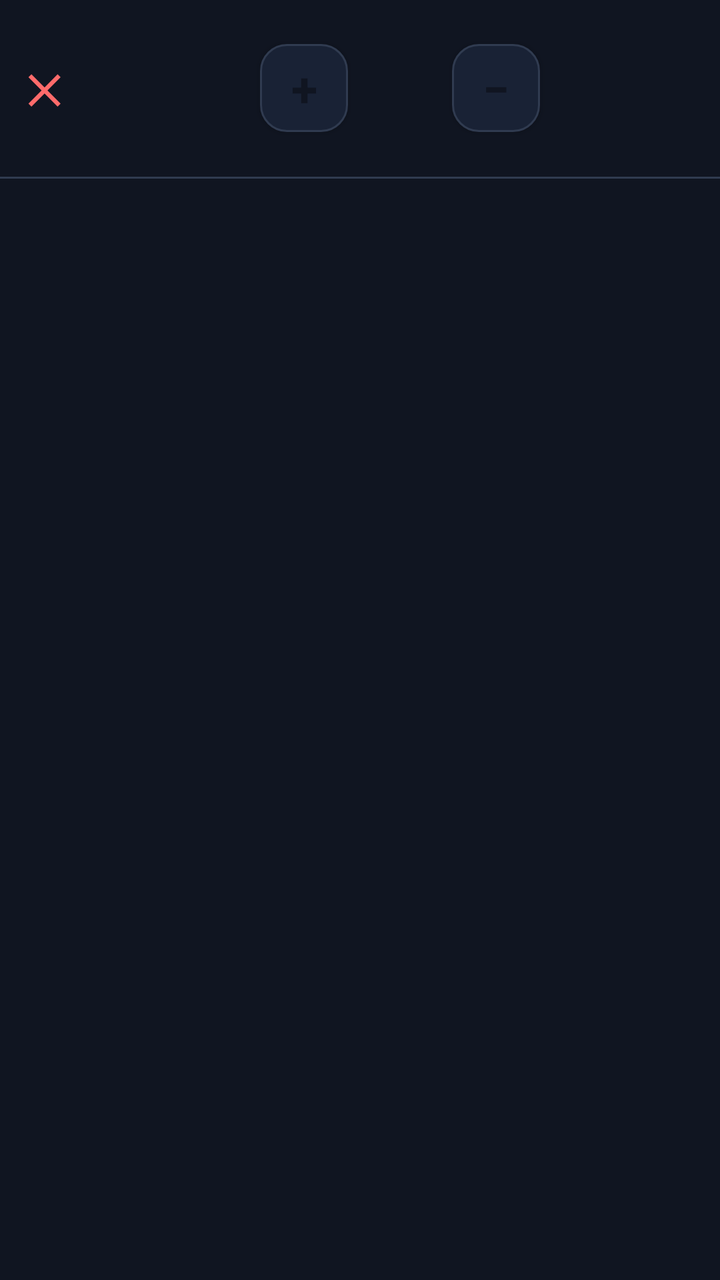
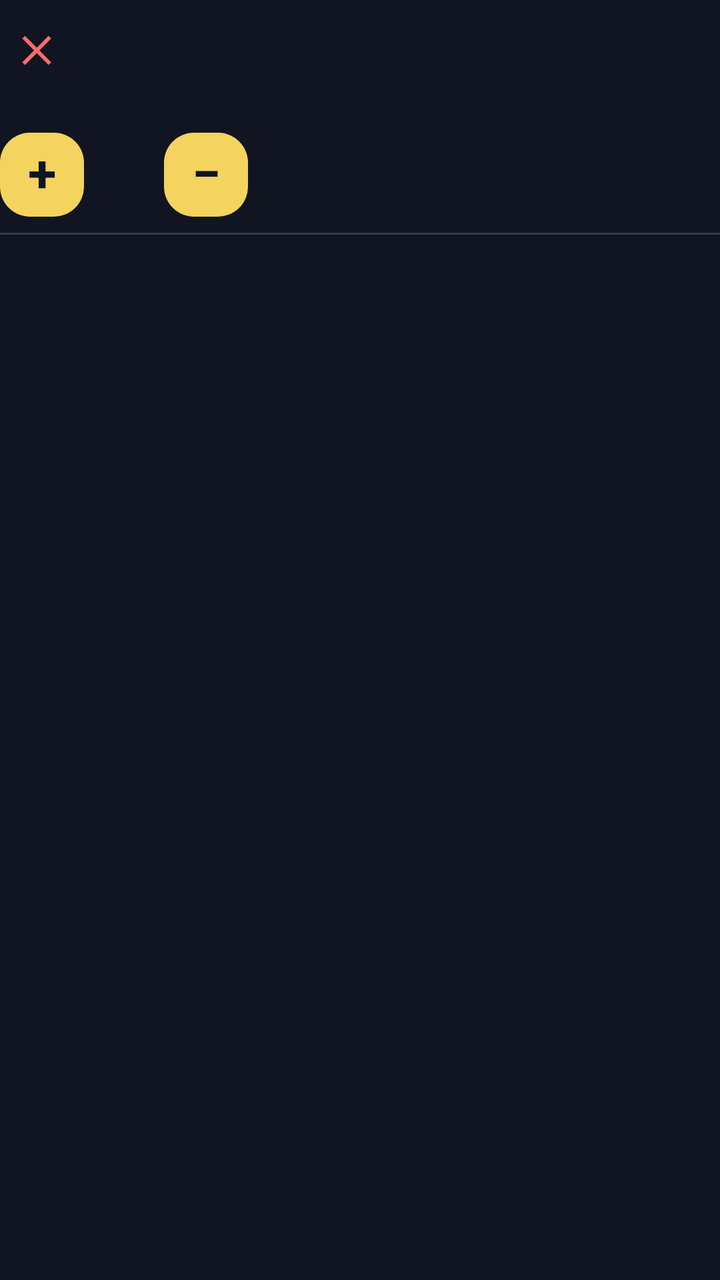

An Android layout rendered at two revisions. The XML below is the earlier revision; the diff shows what the commit changed to produce the second picture.
<!-- AndroidManifest.xml: application theme Theme.Haji -->
<!-- res/layout/item_order_line.xml -->
<?xml version="1.0" encoding="utf-8"?>
<LinearLayout xmlns:android="http://schemas.android.com/apk/res/android"
    android:layout_width="match_parent"
    android:layout_height="wrap_content"
    android:orientation="vertical">

    <LinearLayout
        android:layout_width="match_parent"
        android:layout_height="wrap_content"
        android:gravity="center_vertical"
        android:orientation="horizontal"
        android:paddingTop="8dp"
        android:paddingBottom="8dp">

        <LinearLayout
            android:layout_width="0dp"
            android:layout_height="wrap_content"
            android:layout_weight="1"
            android:orientation="vertical">

            <TextView
                android:id="@+id/tvLineName"
                android:layout_width="wrap_content"
                android:layout_height="wrap_content"
                android:textColor="@color/text_primary"
                android:textSize="17sp"
                android:textStyle="bold" />

            <TextView
                android:id="@+id/tvLineUnit"
                android:layout_width="wrap_content"
                android:layout_height="wrap_content"
                android:textColor="@color/text_secondary"
                android:textSize="13sp" />

            <TextView
                android:id="@+id/tvLineNote"
                android:layout_width="wrap_content"
                android:layout_height="wrap_content"
                android:background="?android:attr/selectableItemBackground"
                android:clickable="true"
                android:focusable="true"
                android:minHeight="32dp"
                android:gravity="center_vertical"
                android:textSize="13sp" />
        </LinearLayout>

        <TextView
            android:id="@+id/btnMinus"
            style="@style/Haji.Button.Secondary"
            android:layout_width="44dp"
            android:layout_height="44dp"
            android:minHeight="44dp"
            android:paddingStart="0dp"
            android:paddingEnd="0dp"
            android:text="−"
            android:textSize="24sp" />

        <TextView
            android:id="@+id/tvQty"
            android:layout_width="52dp"
            android:layout_height="wrap_content"
            android:gravity="center"
            android:textColor="@color/text_primary"
            android:textSize="19sp"
            android:textStyle="bold" />

        <TextView
            android:id="@+id/btnPlus"
            style="@style/Haji.Button.Secondary"
            android:layout_width="44dp"
            android:layout_height="44dp"
            android:minHeight="44dp"
            android:paddingStart="0dp"
            android:paddingEnd="0dp"
            android:text="+"
            android:textSize="24sp" />

        <TextView
            android:id="@+id/tvLineTotal"
            android:layout_width="86dp"
            android:layout_height="wrap_content"
            android:gravity="center"
            android:textColor="@color/text_primary"
            android:textSize="16sp"
            android:textStyle="bold" />

        <TextView
            android:id="@+id/btnDelete"
            android:layout_width="44dp"
            android:layout_height="44dp"
            android:background="?android:attr/selectableItemBackgroundBorderless"
            android:clickable="true"
            android:focusable="true"
            android:gravity="center"
            android:text="✕"
            android:textColor="@color/error"
            android:textSize="20sp"
            android:textStyle="bold" />
    </LinearLayout>

    <View
        android:layout_width="match_parent"
        android:layout_height="1dp"
        android:background="@color/stroke" />
</LinearLayout>
<!-- resources referenced by this layout -->
<resources>
  <color name="error">#FF6B6B</color>
  <color name="stroke">#303B50</color>
  <color name="text_primary">#F5F7FC</color>
  <color name="text_secondary">#BAC4D5</color>
  <style name="Haji.Button.Secondary">
          <item name="android:gravity">center</item>
          <item name="android:minHeight">42dp</item>
          <item name="android:paddingStart">12dp</item>
          <item name="android:paddingEnd">12dp</item>
          <item name="android:textSize">14sp</item>
          <item name="android:textStyle">bold</item>
          <item name="android:textColor">@color/brand_navy</item>
          <item name="android:clickable">true</item>
          <item name="android:focusable">true</item>
          <item name="android:background">@drawable/bg_button_secondary</item>
      </style>
  <style name="Theme.Haji" parent="Theme.Material3.Light.NoActionBar">
          <item name="colorPrimary">@color/brand_red</item>
          <item name="colorOnPrimary">@color/white</item>
          <item name="colorPrimaryContainer">@color/brand_red_soft</item>
          <item name="colorOnPrimaryContainer">@color/brand_red_dark</item>
          <item name="colorSecondary">@color/brand_red_dark</item>
          <item name="colorOnSecondary">@color/white</item>
          <item name="colorSurface">@color/surface</item>
          <item name="colorOnSurface">@color/text_primary</item>
          <item name="colorError">@color/error</item>
          <item name="android:windowBackground">@color/bg_app</item>
          <item name="android:statusBarColor">@color/brand_red_dark</item>
          <item name="android:navigationBarColor">@color/bg_app</item>
          <item name="android:textColorPrimary">@color/text_primary</item>
          <item name="android:textColorSecondary">@color/text_secondary</item>
          <item name="android:layoutDirection">rtl</item>
          <item name="android:textDirection">rtl</item>
      </style>
  <color name="brand_navy">#101521</color>
  <!-- drawable bg_button_secondary (drawable) -->
  <?xml version="1.0" encoding="utf-8"?>
  <ripple xmlns:android="http://schemas.android.com/apk/res/android"
      android:color="@color/brand_red_soft">
  
      <item>
          <shape android:shape="rectangle">
              <solid android:color="@color/surface" />
              <corners android:radius="13dp" />
              <stroke
                  android:width="1dp"
                  android:color="@color/stroke" />
          </shape>
      </item>
  
  </ripple>
  <color name="brand_red">#F4D35E</color>
  <color name="white">#FFFFFF</color>
  <color name="brand_red_soft">#FFF8D9</color>
  <color name="brand_red_dark">#D9B83F</color>
  <color name="surface">#192235</color>
  <color name="bg_app">#101521</color>
</resources>

<!-- the commit's change to res/layout/item_order_line.xml (unified diff, before → after) -->
@@ -2,63 +2,103 @@
 <LinearLayout xmlns:android="http://schemas.android.com/apk/res/android"
     android:layout_width="match_parent"
     android:layout_height="wrap_content"
-    android:orientation="vertical">
+    android:orientation="vertical"
+    android:paddingTop="6dp">
 
+    
     <LinearLayout
         android:layout_width="match_parent"
         android:layout_height="wrap_content"
         android:gravity="center_vertical"
-        android:orientation="horizontal"
-        android:paddingTop="8dp"
-        android:paddingBottom="8dp">
+        android:orientation="horizontal">
 
-        <LinearLayout
+        <TextView
+            android:id="@+id/tvLineName"
             android:layout_width="0dp"
             android:layout_height="wrap_content"
             android:layout_weight="1"
-            android:orientation="vertical">
+            android:textColor="@color/text_primary"
+            android:textSize="16sp"
+            android:textStyle="bold" />
 
-            <TextView
-                android:id="@+id/tvLineName"
-                android:layout_width="wrap_content"
-                android:layout_height="wrap_content"
-                android:textColor="@color/text_primary"
-                android:textSize="17sp"
-                android:textStyle="bold" />
+        <TextView
+            android:id="@+id/btnDelete"
+            android:layout_width="36dp"
+            android:layout_height="36dp"
+            android:background="?android:attr/selectableItemBackgroundBorderless"
+            android:clickable="true"
+            android:focusable="true"
+            android:gravity="center"
+            android:text="✕"
+            android:textColor="@color/error"
+            android:textSize="18sp"
+            android:textStyle="bold" />
+    </LinearLayout>
 
-            <TextView
-                android:id="@+id/tvLineUnit"
-                android:layout_width="wrap_content"
-                android:layout_height="wrap_content"
-                android:textColor="@color/text_secondary"
-                android:textSize="13sp" />
+    
+    <LinearLayout
+        android:layout_width="match_parent"
+        android:layout_height="wrap_content"
+        android:gravity="center_vertical"
+        android:orientation="horizontal">
 
-            <TextView
-                android:id="@+id/tvLineNote"
-                android:layout_width="wrap_content"
-                android:layout_height="wrap_content"
-                android:background="?android:attr/selectableItemBackground"
-                android:clickable="true"
-                android:focusable="true"
-                android:minHeight="32dp"
-                android:gravity="center_vertical"
-                android:textSize="13sp" />
-        </LinearLayout>
+        <TextView
+            android:id="@+id/tvLineUnit"
+            android:layout_width="0dp"
+            android:layout_height="wrap_content"
+            android:layout_weight="1"
+            android:textColor="@color/text_secondary"
+            android:textSize="13sp" />
+
+        <TextView
+            android:id="@+id/tvLineTotal"
+            android:layout_width="wrap_content"
+            android:layout_height="wrap_content"
+            android:gravity="center"
+            android:textColor="@color/text_primary"
+            android:textSize="15sp"
+            android:textStyle="bold" />
+    </LinearLayout>
+
+    
+    <LinearLayout
+        android:layout_width="match_parent"
+        android:layout_height="wrap_content"
+        android:layout_marginTop="4dp"
+        android:gravity="center_vertical"
+        android:orientation="horizontal"
+        android:paddingBottom="8dp">
+
+        <TextView
+            android:id="@+id/tvLineNote"
+            android:layout_width="0dp"
+            android:layout_height="wrap_content"
+            android:layout_weight="1"
+            android:background="?android:attr/selectableItemBackground"
+            android:clickable="true"
+            android:focusable="true"
+            android:gravity="center_vertical"
+            android:minHeight="36dp"
+            android:textColor="@color/text_secondary"
+            android:textSize="13sp" />
 
         <TextView
             android:id="@+id/btnMinus"
-            style="@style/Haji.Button.Secondary"
-            android:layout_width="44dp"
-            android:layout_height="44dp"
-            android:minHeight="44dp"
-            android:paddingStart="0dp"
-            android:paddingEnd="0dp"
+            android:layout_width="42dp"
+            android:layout_height="42dp"
+            android:background="@drawable/bg_button_primary"
+            android:clickable="true"
+            android:focusable="true"
+            android:gravity="center"
+            android:includeFontPadding="false"
             android:text="−"
-            android:textSize="24sp" />
+            android:textColor="@color/brand_navy"
+            android:textSize="26sp"
+            android:textStyle="bold" />
 
         <TextView
             android:id="@+id/tvQty"
-            android:layout_width="52dp"
+            android:layout_width="40dp"
             android:layout_height="wrap_content"
             android:gravity="center"
             android:textColor="@color/text_primary"
@@ -67,35 +107,16 @@
 
         <TextView
             android:id="@+id/btnPlus"
-            style="@style/Haji.Button.Secondary"
-            android:layout_width="44dp"
-            android:layout_height="44dp"
-            android:minHeight="44dp"
-            android:paddingStart="0dp"
-            android:paddingEnd="0dp"
-            android:text="+"
-            android:textSize="24sp" />
-
-        <TextView
-            android:id="@+id/tvLineTotal"
-            android:layout_width="86dp"
-            android:layout_height="wrap_content"
-            android:gravity="center"
-            android:textColor="@color/text_primary"
-            android:textSize="16sp"
-            android:textStyle="bold" />
-
-        <TextView
-            android:id="@+id/btnDelete"
-            android:layout_width="44dp"
-            android:layout_height="44dp"
-            android:background="?android:attr/selectableItemBackgroundBorderless"
+            android:layout_width="42dp"
+            android:layout_height="42dp"
+            android:background="@drawable/bg_button_primary"
             android:clickable="true"
             android:focusable="true"
             android:gravity="center"
-            android:text="✕"
-            android:textColor="@color/error"
-            android:textSize="20sp"
+            android:includeFontPadding="false"
+            android:text="+"
+            android:textColor="@color/brand_navy"
+            android:textSize="26sp"
             android:textStyle="bold" />
     </LinearLayout>
 
<!-- resource entries referenced after the edit -->
@@ -4,18 +4,19 @@
   <color name="stroke">#303B50</color>
   <color name="text_primary">#F5F7FC</color>
   <color name="text_secondary">#BAC4D5</color>
-  <style name="Haji.Button.Secondary">
-          <item name="android:gravity">center</item>
-          <item name="android:minHeight">42dp</item>
-          <item name="android:paddingStart">12dp</item>
-          <item name="android:paddingEnd">12dp</item>
-          <item name="android:textSize">14sp</item>
-          <item name="android:textStyle">bold</item>
-          <item name="android:textColor">@color/brand_navy</item>
-          <item name="android:clickable">true</item>
-          <item name="android:focusable">true</item>
-          <item name="android:background">@drawable/bg_button_secondary</item>
-      </style>
+  <!-- drawable bg_button_primary (drawable) -->
+  <?xml version="1.0" encoding="utf-8"?>
+  <ripple xmlns:android="http://schemas.android.com/apk/res/android"
+      android:color="#55FFFFFF">
+  
+      <item>
+          <shape android:shape="rectangle">
+              <solid android:color="@color/brand_red" />
+              <corners android:radius="15dp" />
+          </shape>
+      </item>
+  
+  </ripple>
   <style name="Theme.Haji" parent="Theme.Material3.Light.NoActionBar">
           <item name="colorPrimary">@color/brand_red</item>
           <item name="colorOnPrimary">@color/white</item>
@@ -35,22 +36,6 @@
           <item name="android:textDirection">rtl</item>
       </style>
   <color name="brand_navy">#101521</color>
-  <!-- drawable bg_button_secondary (drawable) -->
-  <?xml version="1.0" encoding="utf-8"?>
-  <ripple xmlns:android="http://schemas.android.com/apk/res/android"
-      android:color="@color/brand_red_soft">
-  
-      <item>
-          <shape android:shape="rectangle">
-              <solid android:color="@color/surface" />
-              <corners android:radius="13dp" />
-              <stroke
-                  android:width="1dp"
-                  android:color="@color/stroke" />
-          </shape>
-      </item>
-  
-  </ripple>
   <color name="brand_red">#F4D35E</color>
   <color name="white">#FFFFFF</color>
   <color name="brand_red_soft">#FFF8D9</color>
